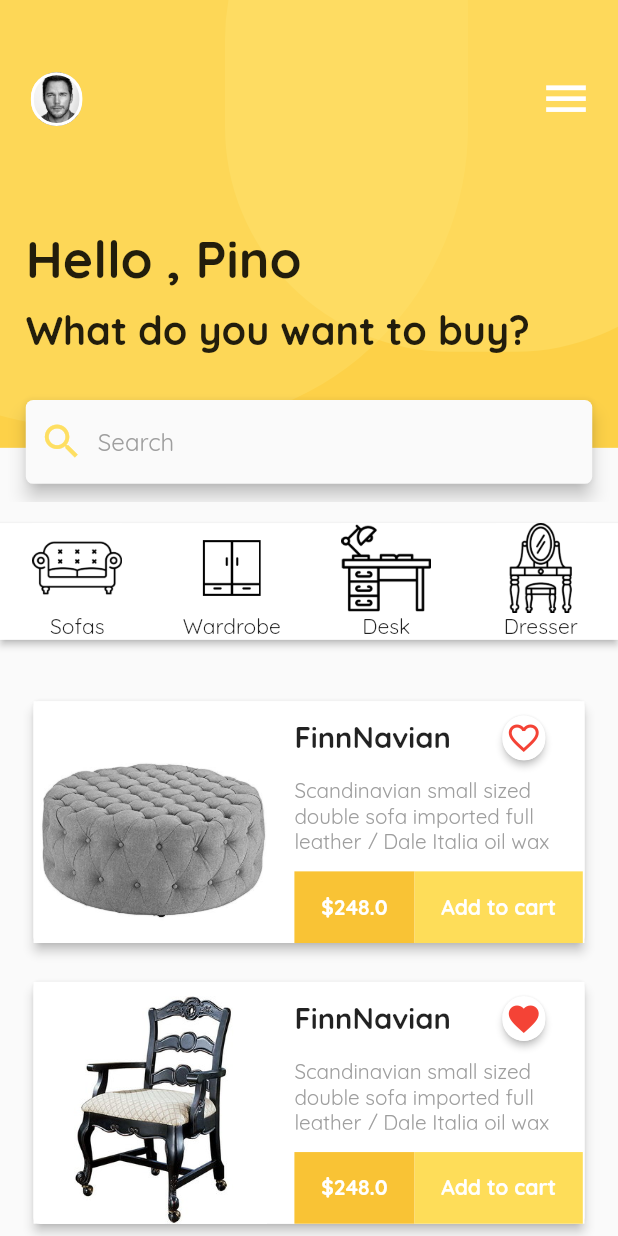
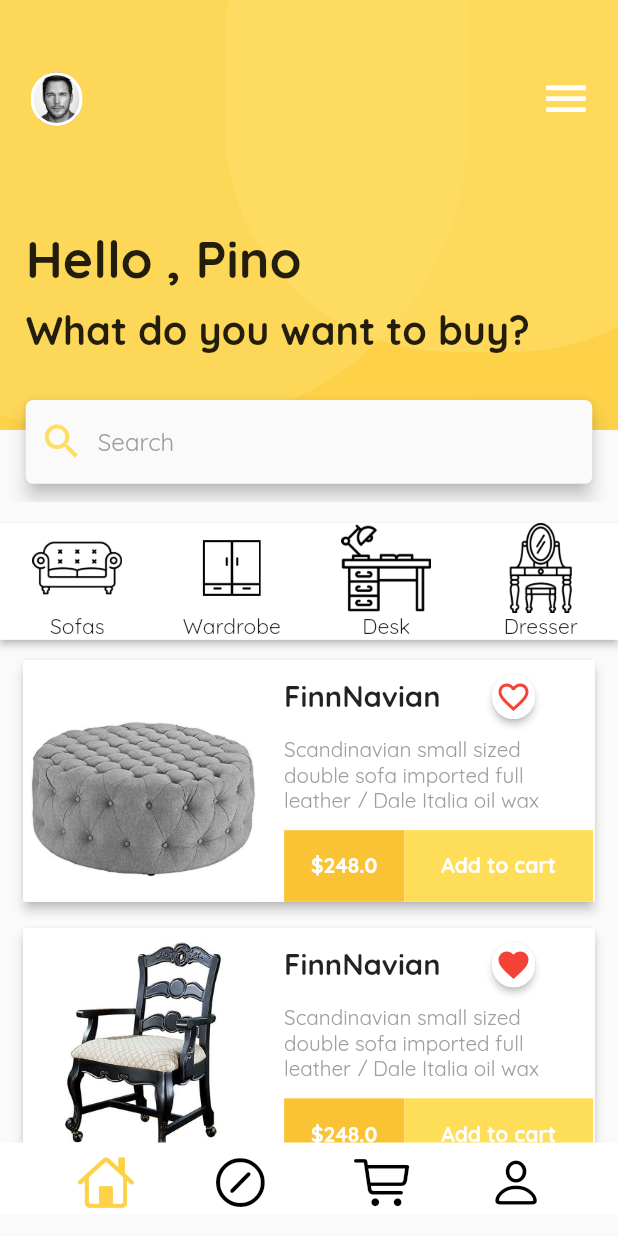
Before and after one commit to AhmedMostafaElbasha/Furniture-App, a Flutter app: the screen it shows after launch, on a phone screen of 412 x 824 dp. Run offline on Flutter 3.47's test engine with Material 2 defaults, Android fonts, the phone set to English and light mode, and no system bars; our stand-ins replace flutter_screenutil, google_fonts.

Commit message:
Update Patch:
1- Added Custom Bottom Navigation Bar.

```diff
--- a/furniture_app/lib/constants/app_colors.dart
+++ b/furniture_app/lib/constants/app_colors.dart
@@ -14,4 +14,5 @@ class AppColors {
   static Color red = Colors.red;
   static Color brightOrange = Color(0xFFF9C335);
   static Color darkSoftYellow = Color(0xFFFEDD59);
+  static Color black = Colors.black;
 }
--- a/furniture_app/lib/presentation/screens/home_page.dart
+++ b/furniture_app/lib/presentation/screens/home_page.dart
@@ -1,3 +1,4 @@
+import 'package:flutter/cupertino.dart';
 import 'package:flutter/material.dart';
 import 'package:flutter_screenutil/flutter_screenutil.dart';
 import 'package:furniture_app/data/dummies/furniture_items.dart';
@@ -14,6 +15,11 @@ class HomePage extends StatefulWidget {
 class _HomePageState extends State<HomePage>
     with SingleTickerProviderStateMixin {
   TabController tabController;
+
+  var homeSelected = true;
+  var offerSelected = false;
+  var storeSelected = false;
+  var profileSelected = false;
 
   @override
   void initState() {
@@ -43,7 +49,7 @@ class _HomePageState extends State<HomePage>
                 _customAppBar(context),
                 _customTabBar(),
                 Padding(
-                  padding: EdgeInsets.only(top: ScreenUtil().setHeight(16)),
+                  padding: EdgeInsets.only(top: ScreenUtil().setHeight(0)),
                   child: Container(
                     height: ScreenUtil().screenHeight * 0.6,
                     width: ScreenUtil().screenWidth,
@@ -60,6 +66,82 @@ class _HomePageState extends State<HomePage>
           ),
         ),
       ),
+      bottomNavigationBar: _customBottomNavigationBar(),
+    );
+  }
+
+  Padding _customBottomNavigationBar() {
+    return Padding(
+      padding: EdgeInsets.only(
+        bottom: ScreenUtil().setHeight(12),
+      ),
+      child: Material(
+        color: AppColors.white,
+        child: Row(
+          mainAxisAlignment: MainAxisAlignment.spaceEvenly,
+          children: [
+            _customTab(
+              icon: CupertinoIcons.home,
+              flag: homeSelected,
+              onTap: () {
+                setState(() {
+                  homeSelected = true;
+                  offerSelected = false;
+                  storeSelected = false;
+                  profileSelected = false;
+                });
+              },
+            ),
+            _customTab(
+              icon: CupertinoIcons.slash_circle,
+              flag: offerSelected,
+              onTap: () {
+                setState(() {
+                  homeSelected = false;
+                  offerSelected = true;
+                  storeSelected = false;
+                  profileSelected = false;
+                });
+              },
+            ),
+            _customTab(
+              icon: CupertinoIcons.shopping_cart,
+              flag: storeSelected,
+              onTap: () {
+                setState(() {
+                  homeSelected = false;
+                  offerSelected = false;
+                  storeSelected = true;
+                  profileSelected = false;
+                });
+              },
+            ),
+            _customTab(
+              icon: CupertinoIcons.person,
+              flag: profileSelected,
+              onTap: () {
+                setState(() {
+                  homeSelected = false;
+                  offerSelected = false;
+                  storeSelected = false;
+                  profileSelected = true;
+                });
+              },
+            ),
+          ],
+        ),
+      ),
+    );
+  }
+
+  IconButton _customTab({IconData icon, bool flag, Function onTap}) {
+    return IconButton(
+      icon: Icon(
+        icon,
+        color: flag ? AppColors.brightSun : AppColors.black,
+        size: 38,
+      ),
+      onPressed: onTap,
     );
   }
 
@@ -90,7 +172,7 @@ class _HomePageState extends State<HomePage>
     return Stack(
       children: [
         Container(
-          height: ScreenUtil().setHeight(250),
+          height: ScreenUtil().setHeight(240),
           width: ScreenUtil().screenWidth,
           color: AppColors.brightSun,
         ),
--- a/furniture_app/lib/presentation/widgets/furniture_item.dart
+++ b/furniture_app/lib/presentation/widgets/furniture_item.dart
@@ -13,9 +13,9 @@ class FurnitureItem extends StatelessWidget {
   Widget build(BuildContext context) {
     return Padding(
       padding: EdgeInsets.only(
-        top: ScreenUtil().setHeight(15),
-        left: ScreenUtil().setWidth(16),
-        right: ScreenUtil().setWidth(16),
+        top: ScreenUtil().setHeight(8),
+        left: ScreenUtil().setWidth(10),
+        right: ScreenUtil().setWidth(10),
       ),
       child: Card(
         elevation: 3.0,
@@ -57,7 +57,7 @@ class FurnitureItem extends StatelessWidget {
                           ),
                           Container(
                             height: ScreenUtil().setHeight(40),
-                            width: ScreenUtil().setWidth(98),
+                            width: ScreenUtil().setWidth(110),
                             color: AppColors.darkSoftYellow,
                             child: Center(
                               child: AppTextDisplay(
```
